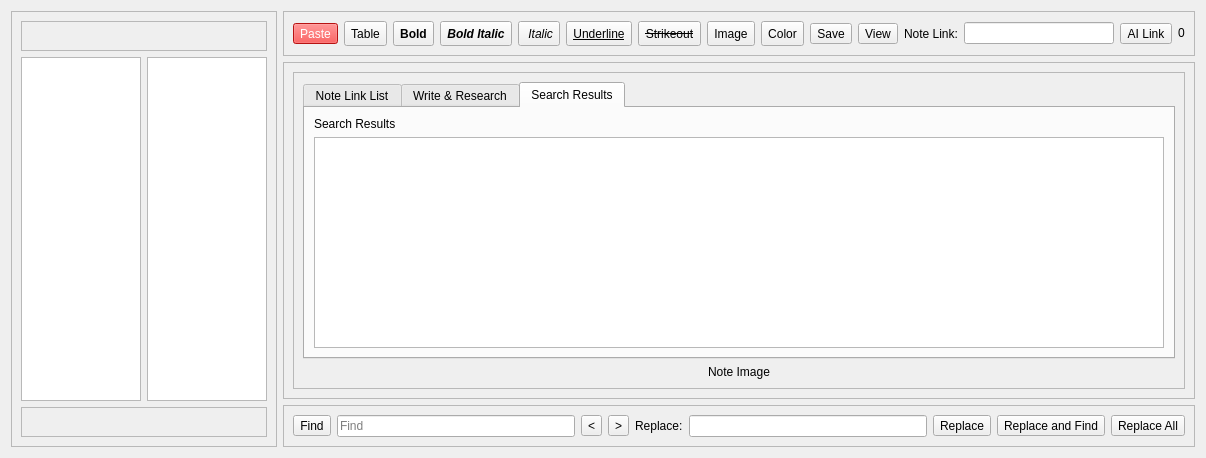
Old version of the form src/Notes/Notes.ui in the repository ic005k/Knot.
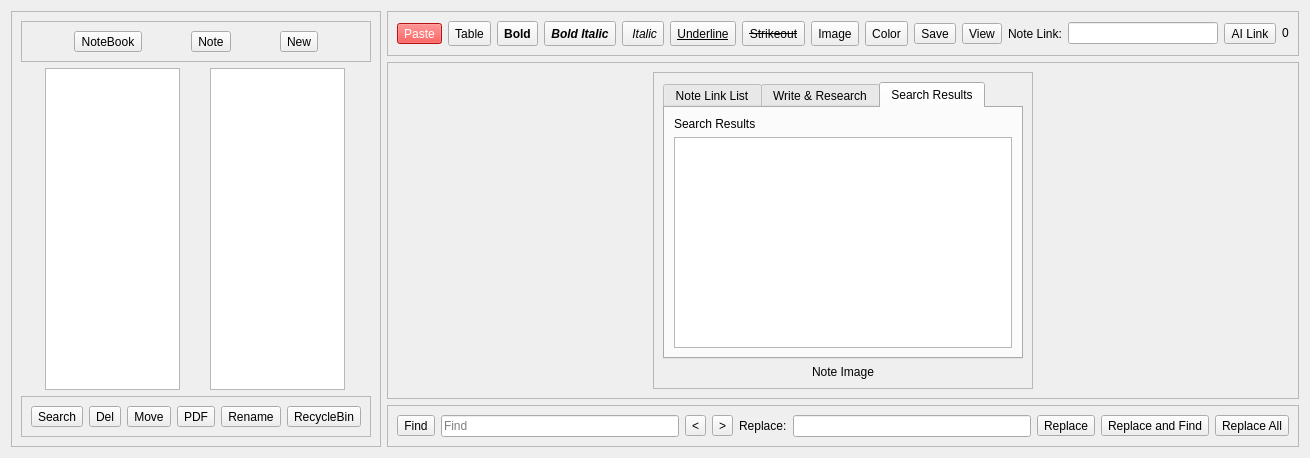
New version of the form. Icons and pictures are not drawn.

What changed in the file:
```diff
--- a/src/Notes/Notes.ui
+++ b/src/Notes/Notes.ui
@@ -6,7 +6,7 @@
    <rect>
     <x>0</x>
     <y>0</y>
-    <width>1064</width>
+    <width>1264</width>
     <height>458</height>
    </rect>
   </property>
@@ -37,6 +37,29 @@
         <property name="frameShadow">
          <enum>QFrame::Shadow::Raised</enum>
         </property>
+        <layout class="QHBoxLayout" name="horizontalLayout_8">
+         <item>
+          <widget class="QToolButton" name="btnNBMenu">
+           <property name="text">
+            <string>NoteBook</string>
+           </property>
+          </widget>
+         </item>
+         <item>
+          <widget class="QToolButton" name="btnNoteMenu">
+           <property name="text">
+            <string>Note</string>
+           </property>
+          </widget>
+         </item>
+         <item>
+          <widget class="QToolButton" name="btnNewNote">
+           <property name="text">
+            <string>New</string>
+           </property>
+          </widget>
+         </item>
+        </layout>
        </widget>
       </item>
       <item>
@@ -45,20 +68,32 @@
          <widget class="QListWidget" name="listNoteBook">
           <property name="minimumSize">
            <size>
-            <width>120</width>
+            <width>110</width>
             <height>0</height>
            </size>
           </property>
+          <property name="maximumSize">
+           <size>
+            <width>135</width>
+            <height>16777215</height>
+           </size>
+          </property>
          </widget>
         </item>
         <item>
          <widget class="QListWidget" name="listNoteList">
           <property name="minimumSize">
            <size>
-            <width>120</width>
+            <width>110</width>
             <height>0</height>
            </size>
           </property>
+          <property name="maximumSize">
+           <size>
+            <width>135</width>
+            <height>16777215</height>
+           </size>
+          </property>
          </widget>
         </item>
        </layout>
@@ -77,6 +112,74 @@
         <property name="frameShadow">
          <enum>QFrame::Shadow::Raised</enum>
         </property>
+        <layout class="QHBoxLayout" name="horizontalLayout_9">
+         <item>
+          <widget class="QToolButton" name="btnSearch">
+           <property name="text">
+            <string>Search</string>
+           </property>
+           <property name="icon">
+            <iconset resource="../../res.qrc">
+             <normaloff>:/res/find_l.svg</normaloff>:/res/find_l.svg</iconset>
+           </property>
+          </widget>
+         </item>
+         <item>
+          <widget class="QToolButton" name="btnDel">
+           <property name="text">
+            <string>Del</string>
+           </property>
+           <property name="icon">
+            <iconset resource="../../res.qrc">
+             <normaloff>:/res/del_l.svg</normaloff>:/res/del_l.svg</iconset>
+           </property>
+          </widget>
+         </item>
+         <item>
+          <widget class="QToolButton" name="btnMove">
+           <property name="text">
+            <string>Move</string>
+           </property>
+           <property name="icon">
+            <iconset resource="../../res.qrc">
+             <normaloff>:/res/move_l.svg</normaloff>:/res/move_l.svg</iconset>
+           </property>
+          </widget>
+         </item>
+         <item>
+          <widget class="QToolButton" name="btnPDF">
+           <property name="text">
+            <string>PDF</string>
+           </property>
+           <property name="icon">
+            <iconset resource="../../res.qrc">
+             <normaloff>:/res/topdf_l.svg</normaloff>:/res/topdf_l.svg</iconset>
+           </property>
+          </widget>
+         </item>
+         <item>
+          <widget class="QToolButton" name="btnRename">
+           <property name="text">
+            <string>Rename</string>
+           </property>
+           <property name="icon">
+            <iconset resource="../../res.qrc">
+             <normaloff>:/res/rename_l.svg</normaloff>:/res/rename_l.svg</iconset>
+           </property>
+          </widget>
+         </item>
+         <item>
+          <widget class="QToolButton" name="btnRecycleBin">
+           <property name="text">
+            <string>RecycleBin</string>
+           </property>
+           <property name="icon">
+            <iconset resource="../../res.qrc">
+             <normaloff>:/res/recycle_l.svg</normaloff>:/res/recycle_l.svg</iconset>
+           </property>
+          </widget>
+         </item>
+        </layout>
        </widget>
       </item>
      </layout>
@@ -611,6 +714,12 @@
          <layout class="QHBoxLayout" name="horizontalLayout">
           <item>
            <widget class="QFrame" name="f_NoteLink">
+            <property name="maximumSize">
+             <size>
+              <width>380</width>
+              <height>16777215</height>
+             </size>
+            </property>
             <property name="frameShape">
              <enum>QFrame::Shape::StyledPanel</enum>
             </property>
```
